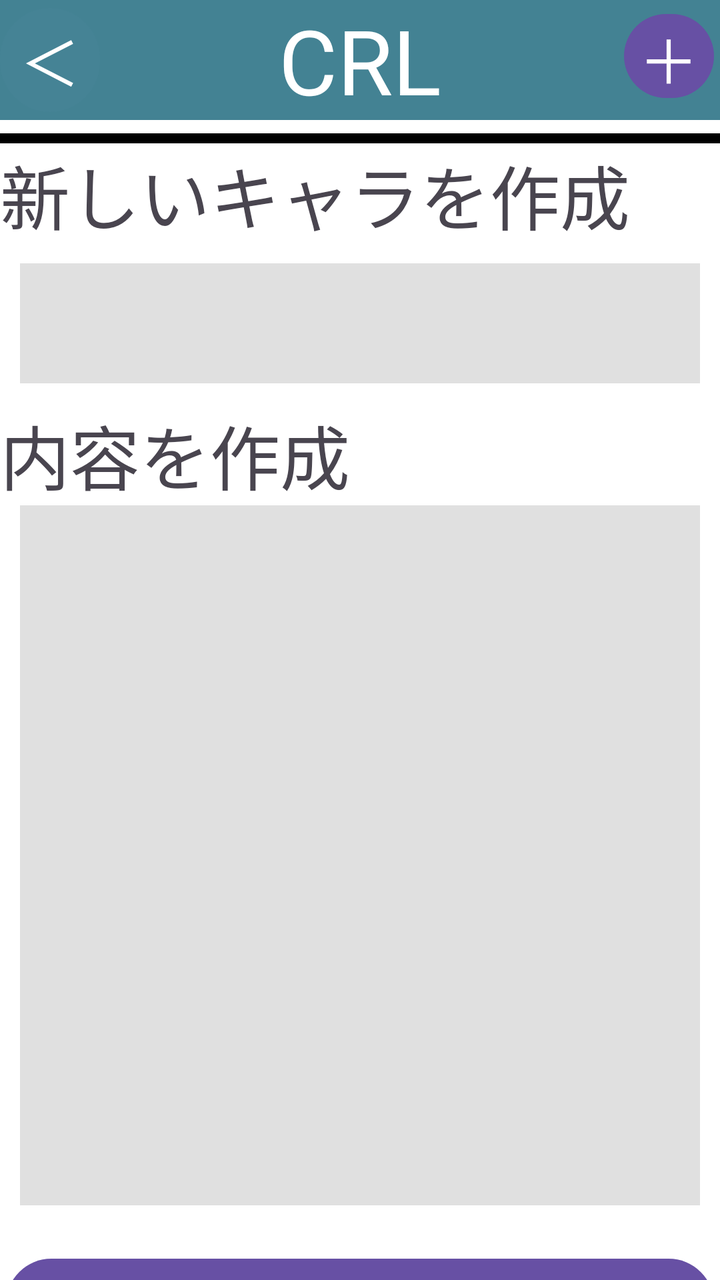
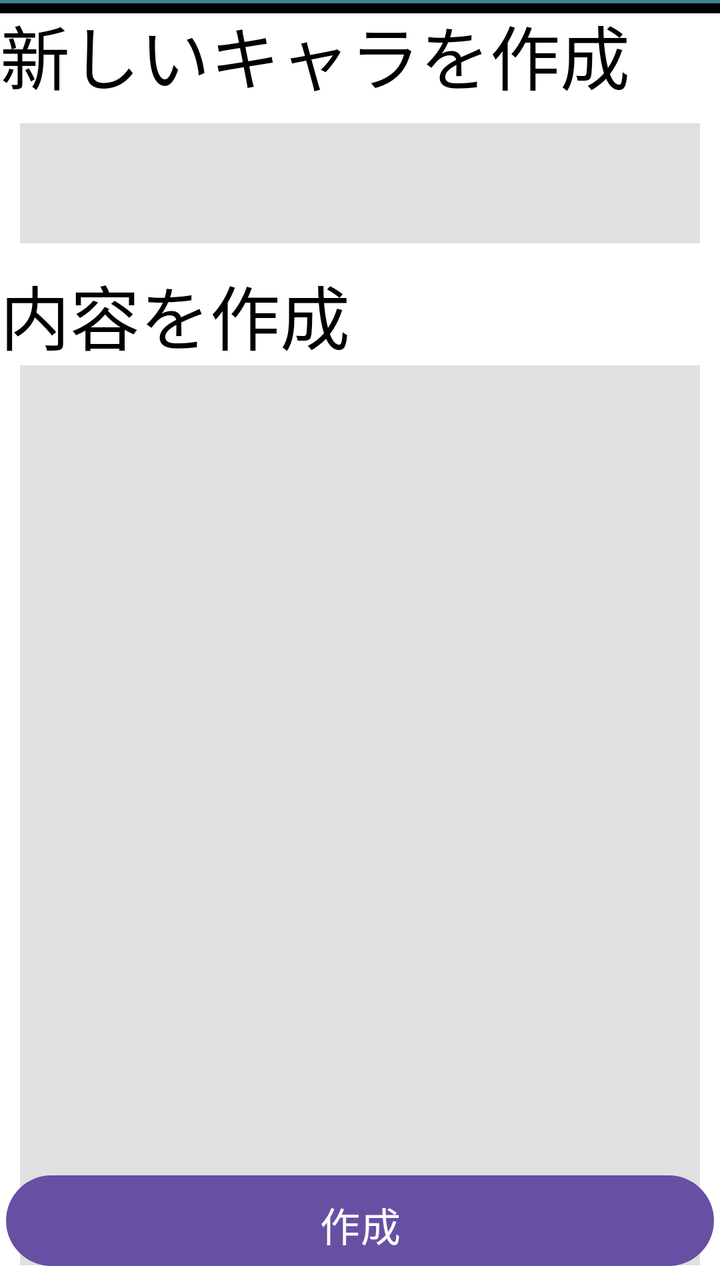

Two renders of the same Android screen: before a commit and after it. Below are the layout's source before the change and the commit's diff.
<!-- AndroidManifest.xml: application theme Theme.CharacterListApp -->
<!-- res/layout/open_file_layout.xml -->
<?xml version="1.0" encoding="utf-8"?>
<androidx.constraintlayout.widget.ConstraintLayout xmlns:android="http://schemas.android.com/apk/res/android"
    xmlns:tools="http://schemas.android.com/tools"
    android:layout_width="match_parent"
    android:layout_height="match_parent"
    android:id="@+id/files"
    android:background="#ffffff"
    xmlns:app="http://schemas.android.com/apk/res-auto"
    tools:context=".OpenFile">
    <ScrollView
        android:layout_width="match_parent"
        android:layout_height="0dp"
        app:layout_constraintTop_toBottomOf="@+id/Filename"
        app:layout_constraintBottom_toTopOf="@+id/createText"
        android:layout_marginTop="3dp"
        android:id="@+id/character_scroll_area"
        >

        <LinearLayout
            android:layout_width="match_parent"
            android:layout_height="wrap_content"
            android:orientation="vertical"
            android:padding="2dp"
            android:id="@+id/character_recycler_view"
            >
        </LinearLayout>
    </ScrollView>

    <View
        android:layout_width="match_parent"
        android:layout_height="60dp"
        android:background="#438293"
        app:layout_constraintTop_toTopOf="parent"
        app:layout_constraintEnd_toEndOf="parent"
        tools:ignore="MissingConstraints"
        android:id="@+id/header"
        ></View>
    <Button
        android:id="@+id/AddCharacterButton"
        android:layout_width="45dp"
        android:layout_height="50dp"
        android:text="＋"
        android:padding="0dp"
        android:layout_margin="3dp"
        android:textSize="30dp"
        android:gravity="center"

        app:layout_constraintEnd_toEndOf="@+id/header"

        app:layout_constraintTop_toTopOf="@+id/header"

        />

    <TextView
        android:layout_width="match_parent"
        android:layout_height="60dp"
        app:layout_constraintStart_toStartOf="@+id/header"
        app:layout_constraintEnd_toEndOf="@+id/header"
        android:text="CRL"
        android:textSize="45dp"
        android:textColor="#ffffff"
        android:gravity="center"
        tools:ignore="MissingConstraints" />

    <Button
        android:layout_width="50dp"
        android:layout_height="60dp"
        android:backgroundTint="#458395"
        android:gravity="center"
        android:text="＜"
        android:textColor="#ffffff"
        android:textSize="30dp"
        android:padding="0dp"
        app:layout_constraintRight_toRightOf="@+id/header"
        app:layout_constraintStart_toStartOf="@+id/header"
        android:id="@+id/BackButton"></Button>

    <TextView
        android:layout_width="match_parent"
        android:layout_height="wrap_content"
        android:text="Hello"
        android:textColor="#000000"
        android:layout_marginLeft="5dp"
        android:id="@+id/Filename"
        app:layout_constraintTop_toBottomOf="@+id/header"
        android:textSize="40dp"></TextView>
    <View
        android:layout_width="match_parent"
        android:layout_height="3dp"
        app:layout_constraintBottom_toBottomOf="@+id/Filename"
        android:background="@color/black"></View>

    <TextView
        android:layout_width="match_parent"
        android:layout_height="610dp"
        android:background="#ffffff"
        android:text="新しいキャラを作成"
        android:textSize="35dp"
        android:id="@+id/createText"
        app:layout_constraintTop_toBottomOf="@+id/Filename"
        app:layout_constraintBottom_toBottomOf="parent"
        app:layout_constraintEnd_toEndOf="parent"
        ></TextView>
    <EditText
        android:layout_width="match_parent"
        android:layout_height="60dp"
        app:layout_constraintTop_toTopOf="@+id/createText"
        app:layout_constraintStart_toStartOf="@+id/createText"
        android:translationY="60dp"
        android:layout_marginRight="10dp"
        android:layout_marginLeft="10dp"
        android:textSize="25dp"
        android:inputType="text"
        android:background="#e0e0e0"
        android:textColor="#000000"
        android:id="@+id/NewTextName"
        ></EditText>
    <TextView
        android:layout_width="match_parent"
        android:layout_height="wrap_content"
        android:background="#ffffff"
        android:text="内容を作成"
        android:textSize="35dp"
        app:layout_constraintTop_toBottomOf="@+id/NewTextName"
        android:translationY="70dp"
        android:id="@+id/Newcontent"
        ></TextView>
    <EditText
        android:layout_width="match_parent"
        android:layout_height="350dp"
        app:layout_constraintTop_toBottomOf="@+id/Newcontent"
        android:translationY="70dp"
        android:gravity="start"
        android:text=""
        android:inputType="textMultiLine"
        android:background="#e0e0e0"
        android:layout_marginRight="10dp"
        android:layout_marginLeft="10dp"
        android:textSize="25dp"
        android:textColor="#000000"
        android:id="@+id/NewTextContent"></EditText>

    <Button
        android:layout_height="wrap_content"
        android:layout_width="match_parent"
        app:layout_constraintBottom_toBottomOf="@+id/createText"
        app:layout_constraintStart_toStartOf="@+id/createText"
        android:text="作成"
        android:textSize="20dp"
        android:layout_marginLeft="3dp"
        android:layout_marginRight="3dp"
        android:layout_marginBottom="3dp"
        android:paddingTop="10dp"
        android:gravity="center_horizontal"
        android:id="@+id/NewCreateTextButton"></Button>
    <View
        android:layout_width="match_parent"
        android:layout_height="5dp"
        android:background="@color/black"
        app:layout_constraintBottom_toTopOf="@+id/createText"
        ></View>

</androidx.constraintlayout.widget.ConstraintLayout>
<!-- resources referenced by this layout -->
<resources>
  <color name="black">#FF000000</color>
  <style name="Theme.CharacterListApp" parent="Base.Theme.CharacterListApp" />
  <style name="Base.Theme.CharacterListApp" parent="Theme.Material3.DayNight.NoActionBar">
          
          
      </style>
</resources>

<!-- the commit's change to res/layout/open_file_layout.xml (unified diff, before → after) -->
@@ -8,21 +8,18 @@
     xmlns:app="http://schemas.android.com/apk/res-auto"
     tools:context=".OpenFile">
     <ScrollView
+        android:id="@+id/character_scroll_area"
         android:layout_width="match_parent"
         android:layout_height="0dp"
+        android:layout_marginTop="3dp"
         app:layout_constraintTop_toBottomOf="@+id/Filename"
-        app:layout_constraintBottom_toTopOf="@+id/createText"
-        android:layout_marginTop="3dp"
-        android:id="@+id/character_scroll_area"
-        >
-
+        app:layout_constraintBottom_toBottomOf="parent" >
         <LinearLayout
+            android:id="@+id/character_recycler_view"
             android:layout_width="match_parent"
             android:layout_height="wrap_content"
             android:orientation="vertical"
-            android:padding="2dp"
-            android:id="@+id/character_recycler_view"
-            >
+            android:padding="2dp">
         </LinearLayout>
     </ScrollView>
 
@@ -92,9 +89,10 @@
 
     <TextView
         android:layout_width="match_parent"
-        android:layout_height="610dp"
+        android:layout_height="750dp"
         android:background="#ffffff"
         android:text="新しいキャラを作成"
+        android:textColor="#000000"
         android:textSize="35dp"
         android:id="@+id/createText"
         app:layout_constraintTop_toBottomOf="@+id/Filename"
@@ -120,6 +118,7 @@
         android:layout_height="wrap_content"
         android:background="#ffffff"
         android:text="内容を作成"
+        android:textColor="#000000"
         android:textSize="35dp"
         app:layout_constraintTop_toBottomOf="@+id/NewTextName"
         android:translationY="70dp"
@@ -127,7 +126,7 @@
         ></TextView>
     <EditText
         android:layout_width="match_parent"
-        android:layout_height="350dp"
+        android:layout_height="450dp"
         app:layout_constraintTop_toBottomOf="@+id/Newcontent"
         android:translationY="70dp"
         android:gravity="start"
@@ -143,8 +142,8 @@
     <Button
         android:layout_height="wrap_content"
         android:layout_width="match_parent"
-        app:layout_constraintBottom_toBottomOf="@+id/createText"
-        app:layout_constraintStart_toStartOf="@+id/createText"
+        app:layout_constraintBottom_toBottomOf="parent"
+        app:layout_constraintStart_toStartOf="parent"
         android:text="作成"
         android:textSize="20dp"
         android:layout_marginLeft="3dp"
@@ -156,8 +155,9 @@
     <View
         android:layout_width="match_parent"
         android:layout_height="5dp"
+        app:layout_constraintTop_toTopOf="@id/createText"
         android:background="@color/black"
-        app:layout_constraintBottom_toTopOf="@+id/createText"
+        android:id="@+id/border"
         ></View>
 
 </androidx.constraintlayout.widget.ConstraintLayout>
